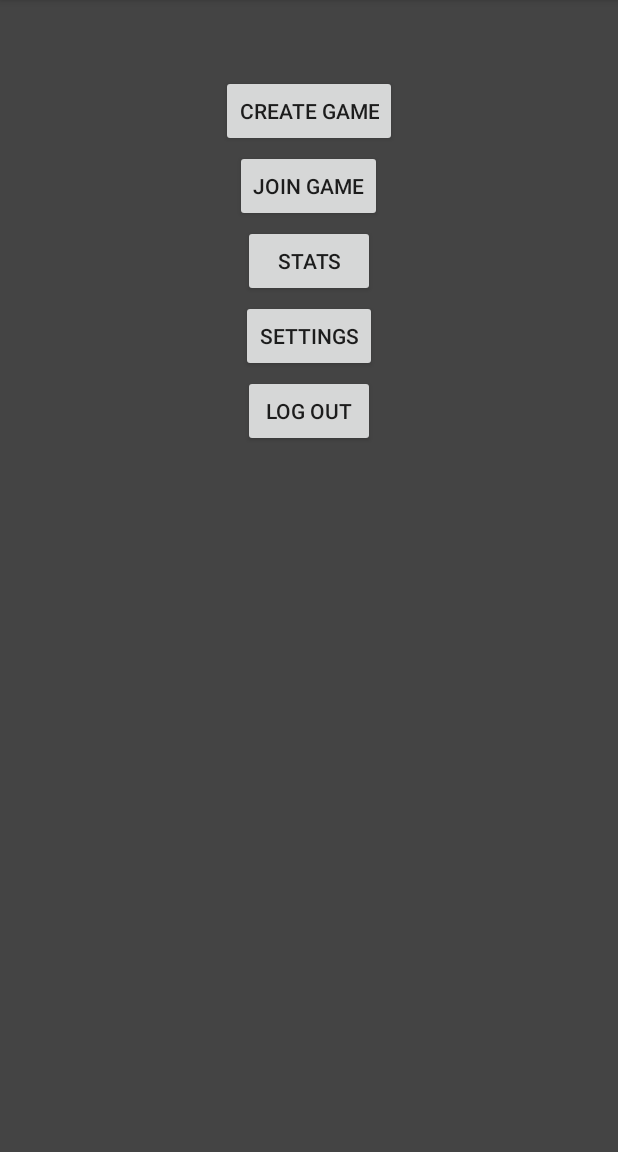
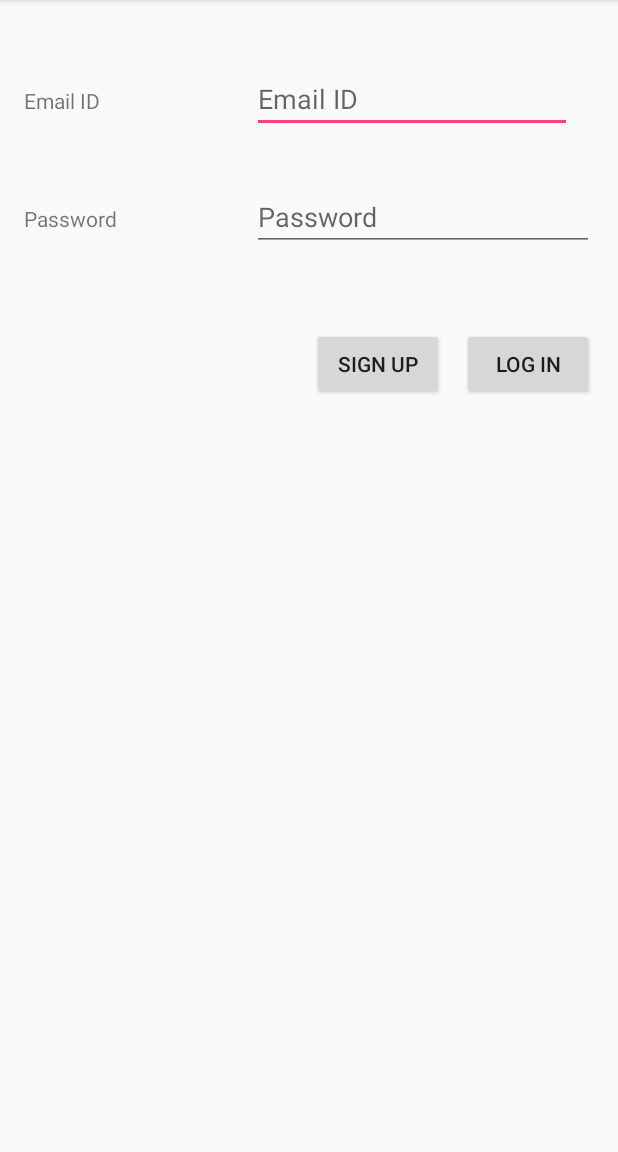
Before and after one commit to kschmitt1994/AssassinGame, an Android app: the screen it shows after launch (MainActivity before the commit, LogInActivity after it), on a phone screen of 412 x 824 dp, the part 84-1236 px from its top. Run offline under Robolectric (Android 15) with nearby library versions, the phone set to English and light mode, and no system bars.

Commit message:
Ajit changes for CP3_3

```diff
--- /dev/null
+++ b/app/src/main/java/mobileappdev/assassingame/LogInActivity.java
@@ -0,0 +1,34 @@
+package mobileappdev.assassingame;
+
+import android.content.Intent;
+import android.support.v7.app.AppCompatActivity;
+import android.os.Bundle;
+import android.view.View;
+import android.widget.Button;
+
+public class LogInActivity extends AppCompatActivity {
+
+    @Override
+    protected void onCreate(Bundle savedInstanceState) {
+        super.onCreate(savedInstanceState);
+        setContentView(R.layout.activity_log_in);
+
+        Button signUpButton = (Button) findViewById(R.id.signUpButton);
+        signUpButton.setOnClickListener(new View.OnClickListener() {
+            @Override
+            public void onClick(View v) {
+                startActivity(new Intent(LogInActivity.this, SignUpPageActivity.class));
+            }
+        });
+
+        Button signInButton = (Button) findViewById(R.id.loginButton);
+        signInButton.setOnClickListener(new View.OnClickListener() {
+            @Override
+            public void onClick(View v) {
+                startActivity(new Intent(LogInActivity.this, MainActivity.class));
+            }
+        });
+    }
+
+
+}
--- /dev/null
+++ b/app/src/main/res/layout/activity_log_in.xml
@@ -0,0 +1,83 @@
+<?xml version="1.0" encoding="utf-8"?>
+<RelativeLayout
+    xmlns:android="http://schemas.android.com/apk/res/android"
+    xmlns:tools="http://schemas.android.com/tools"
+    android:id="@+id/activity_log_in"
+    android:layout_width="match_parent"
+    android:layout_height="match_parent"
+    android:paddingBottom="@dimen/activity_vertical_margin"
+    android:paddingLeft="@dimen/activity_horizontal_margin"
+    android:paddingRight="@dimen/activity_horizontal_margin"
+    android:paddingTop="@dimen/activity_vertical_margin"
+    tools:context="mobileappdev.assassingame.LogInActivity">
+
+    <Button
+        android:text="@string/logInButton"
+        android:layout_width="wrap_content"
+        android:layout_height="wrap_content"
+        android:layout_below="@+id/passwordEditTV"
+        android:layout_alignRight="@+id/passwordEditTV"
+        android:layout_alignEnd="@+id/passwordEditTV"
+        android:layout_marginTop="51dp"
+        android:id="@+id/loginButton"/>
+
+    <Button
+        android:text="@string/sign_up"
+        android:layout_width="wrap_content"
+        android:layout_height="wrap_content"
+        android:id="@+id/signUpButton"
+        android:layout_alignBaseline="@+id/loginButton"
+        android:layout_alignBottom="@+id/loginButton"
+        android:layout_toLeftOf="@+id/loginButton"
+        android:layout_toStartOf="@+id/loginButton"
+        android:layout_marginRight="12dp"
+        android:layout_marginEnd="12dp"/>
+
+    <TextView
+        android:text="@string/password"
+        android:layout_width="wrap_content"
+        android:layout_height="wrap_content"
+        android:id="@+id/textView5"
+        android:layout_alignBaseline="@+id/passwordEditTV"
+        android:layout_alignBottom="@+id/passwordEditTV"
+        android:layout_alignParentLeft="true"
+        android:layout_alignParentStart="true"/>
+
+    <TextView
+        android:text="@string/email_id"
+        android:layout_width="wrap_content"
+        android:layout_height="wrap_content"
+        android:id="@+id/textView4"
+        android:layout_alignBaseline="@+id/emailIDTV"
+        android:layout_alignBottom="@+id/emailIDTV"
+        android:layout_alignParentLeft="true"
+        android:layout_alignParentStart="true"/>
+
+    <EditText
+        android:layout_width="wrap_content"
+        android:layout_height="wrap_content"
+        android:inputType="textEmailAddress"
+        android:ems="10"
+        android:layout_marginTop="27dp"
+        android:id="@+id/emailIDTV"
+        android:hint="@string/email_id"
+        android:layout_alignParentTop="true"
+        android:layout_toRightOf="@+id/textView5"
+        android:layout_toEndOf="@+id/textView5"
+        android:layout_marginLeft="90dp"
+        android:layout_marginStart="90dp"/>
+
+    <EditText
+        android:layout_width="wrap_content"
+        android:layout_height="wrap_content"
+        android:inputType="textPassword"
+        android:ems="10"
+        android:layout_marginTop="33dp"
+        android:id="@+id/passwordEditTV"
+        android:hint="@string/password"
+        android:layout_below="@+id/emailIDTV"
+        android:layout_alignParentRight="true"
+        android:layout_alignParentEnd="true"
+        android:layout_alignLeft="@+id/emailIDTV"
+        android:layout_alignStart="@+id/emailIDTV"/>
+</RelativeLayout>
--- a/app/src/main/res/values/strings.xml
+++ b/app/src/main/res/values/strings.xml
@@ -5,6 +5,14 @@
     <string name="stats">Stats</string>
     <string name="settings">Settings</string>
     <string name="logout">Log Out</string>
+    <string name="user_name">User Name</string>
+    <string name="name">Name</string>
+    <string name="email_id">Email ID</string>
+    <string name="reenter_password">Re-enter Password</string>
+    <string name="sign_up">Sign Up</string>
+    <string name="cancel">Cancel</string>
+    <string name="password">Password</string>
+    <string name="logInButton">Log In</string>
 
     <color name="dark_gray">#444444</color>
 </resources>
```
Also changed, not shown: app/src/main/AndroidManifest.xml (+11 -2 lines), app/src/main/java/mobileappdev/assassingame/CreateGameActivity.java (added, +13 -0 lines), app/src/main/java/mobileappdev/assassingame/SignUpPageActivity.java (added, +13 -0 lines), app/src/main/res/layout/activity_create_game.xml (added, +32 -0 lines), app/src/main/res/layout/activity_sign_up_page.xml (added, +112 -0 lines).
